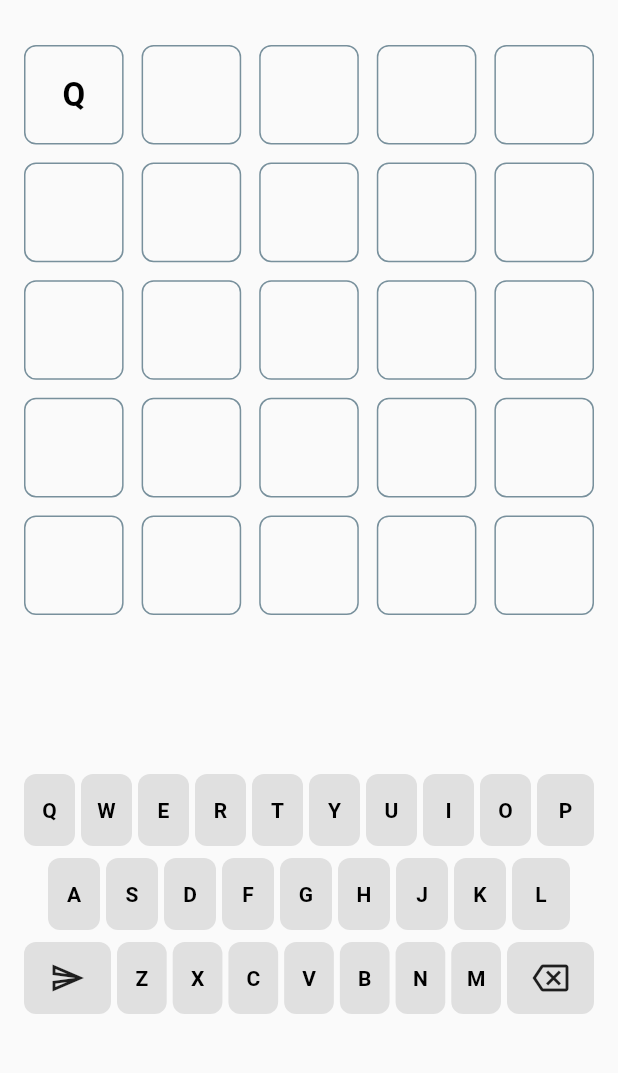
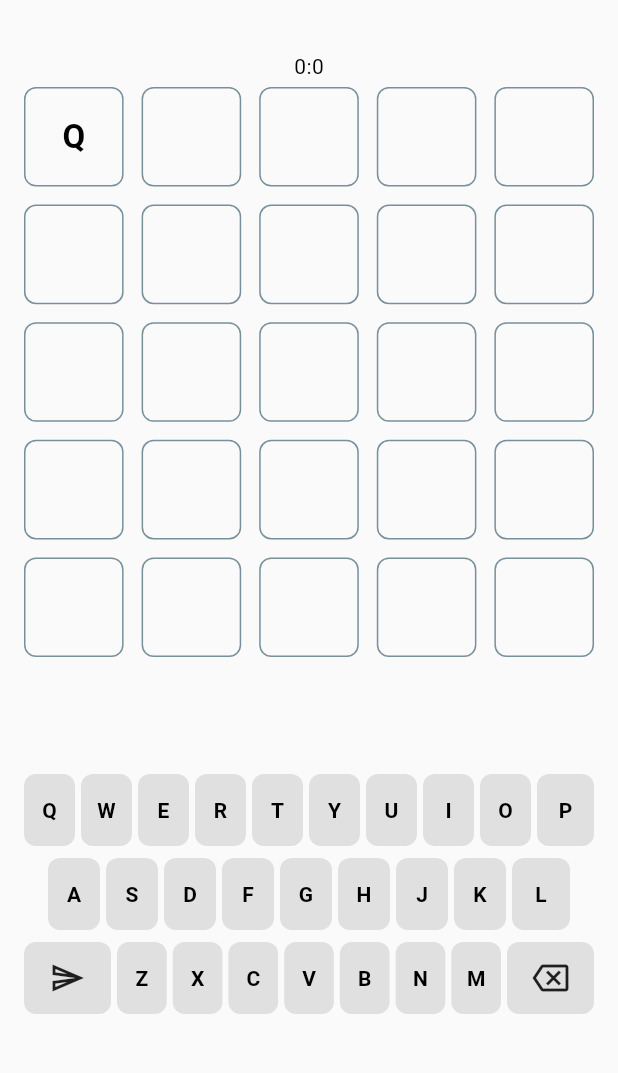
Before and after one commit to zmisson424/wordle, a Flutter app: the screen it shows after launch, after a tap on an icon or button, on a phone screen of 412 x 824 dp, the part 63-1136 px from its top. Run offline on Flutter 3.47's test engine with Material 2 defaults, Android fonts, the phone set to English and light mode, and no system bars; our stand-ins replace equatable, fl_chart, flutter_bloc, shared_preferences; generated files the repository leaves out were written again; network calls fail.

Commit message:
started stopwatch feature

```diff
--- a/lib/bloc/bloc/wordle_bloc.dart
+++ b/lib/bloc/bloc/wordle_bloc.dart
@@ -7,7 +7,7 @@ import '../../api/dictionary.dart';
 
 class WordleBloc extends Bloc<WordleEvent, WordleState> {
 
-  WordleBloc() : super( const WordleState()) {
+  WordleBloc() : super( WordleState()) {
     on<CreateNewGame>(_onNewGame);
     on<GameLoading>(_onGameLoading);
     on<LetterKeyPressed>(_onLetterKeyPressed);
@@ -44,8 +44,11 @@ class WordleBloc extends Bloc<WordleEvent, WordleState> {
 
   Future<void> _onLetterKeyPressed(LetterKeyPressed event, Emitter<WordleState> emit) async {
 
+    if(!state.stopwatch.isRunning){
+      state.stopwatch.start();
+    }
+
     int maxLength = state.currentGuess * 5;
-
     if(state.fullGuess.length < maxLength){
       emit(state.copyWith(
         fullGuess: state.fullGuess + event.letter,
--- a/lib/bloc/state/wordle_state.dart
+++ b/lib/bloc/state/wordle_state.dart
@@ -15,7 +15,7 @@ enum GameState {
 
 class WordleState extends Equatable {
 
-  const WordleState({
+  WordleState({
     this.answer = 'guess',
     this.fullGuess = '',
     this.currentGuess = 1,
@@ -40,6 +40,8 @@ class WordleState extends Equatable {
   final GameState gameState;
 
   final Map<String, GuessAccuracy> letterHits;
+
+  final Stopwatch stopwatch = Stopwatch();
 
   @override
   List<Object> get props => [
--- a/lib/views/home/index.dart
+++ b/lib/views/home/index.dart
@@ -7,6 +7,7 @@ import 'package:wordle/views/home/widgets/app_bar.dart';
 import 'package:wordle/views/home/widgets/board/board.dart';
 import 'package:wordle/views/home/widgets/game_won_dialog.dart';
 import 'package:wordle/views/home/widgets/keyboard/index.dart';
+import 'package:wordle/views/home/widgets/wordle_stopwatch.dart';
 
 class HomeView extends StatelessWidget {
 
@@ -55,6 +56,7 @@ class HomeView extends StatelessWidget {
                 child: Column(
                   mainAxisSize: MainAxisSize.max,
                   children: const [
+                    WordleStopwatch(),
                     Expanded(
                       child: WordleBoard(),
                     ),
--- /dev/null
+++ b/lib/views/home/widgets/wordle_stopwatch.dart
@@ -0,0 +1,27 @@
+import 'package:flutter/material.dart';
+import 'package:flutter_bloc/flutter_bloc.dart';
+import 'package:wordle/bloc/bloc/wordle_bloc.dart';
+
+class WordleStopwatch extends StatelessWidget {
+
+  const WordleStopwatch({
+    Key? key
+  }) : super(key: key);
+
+  @override
+  Widget build(BuildContext context) {
+    final stopwatch = context.watch<WordleBloc>().state.stopwatch;
+
+    return Container(
+      width: double.infinity,
+      padding: const EdgeInsets.only(
+        top: 4,
+        bottom: 4
+      ),
+      alignment: Alignment.center,
+      child: Text(
+        "${stopwatch.elapsed.inMinutes}:${stopwatch.elapsed.inSeconds}"
+      ),
+    );
+  }
+}
```
